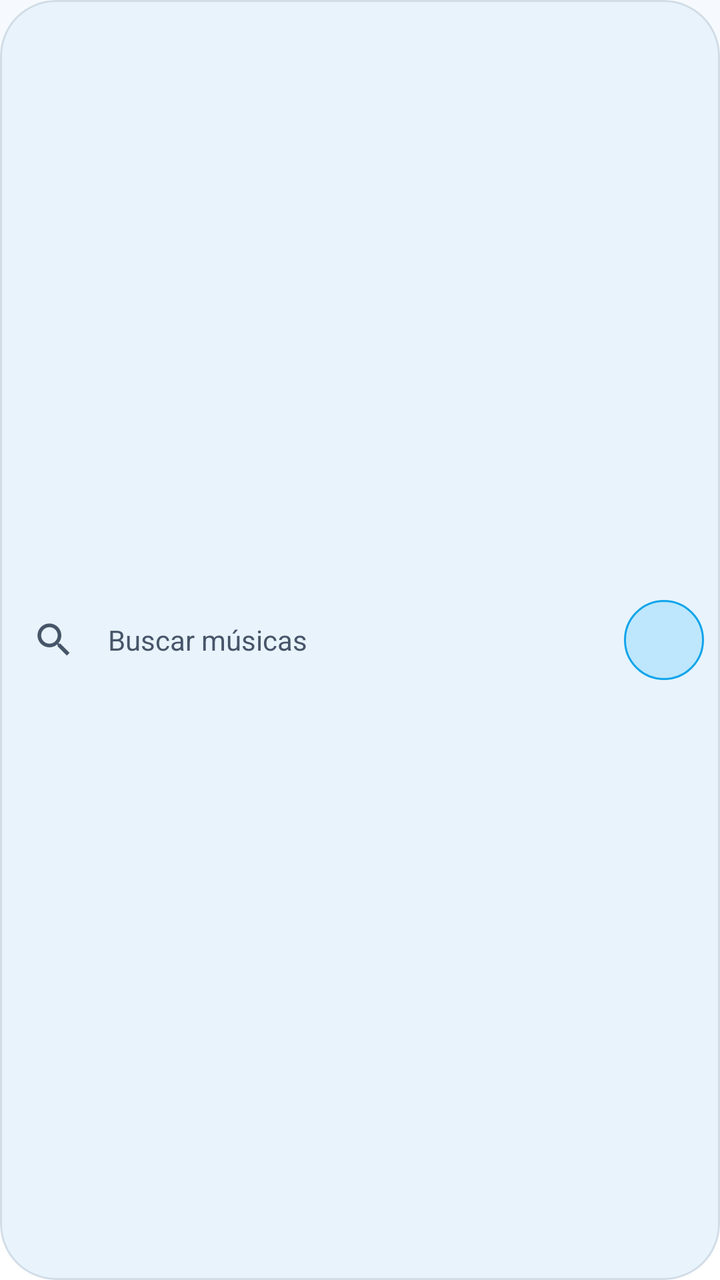
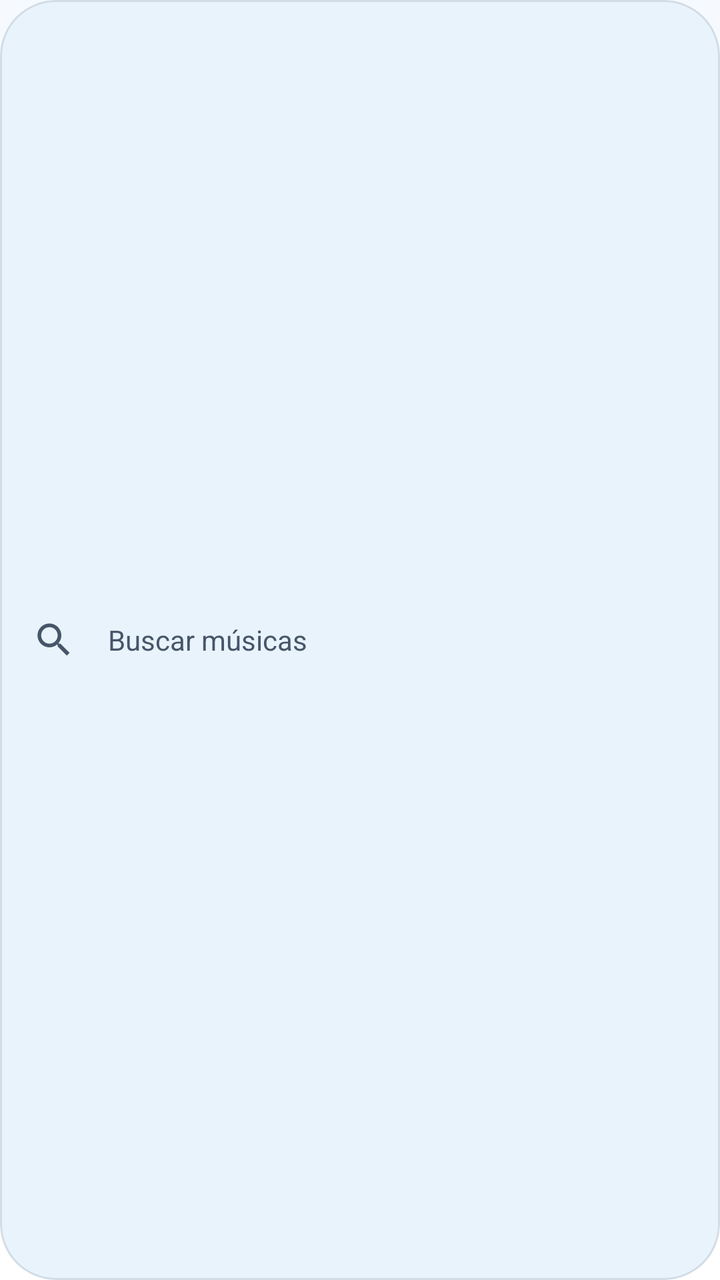

An Android layout rendered at two revisions. The XML below is the earlier revision; the diff shows what the commit changed to produce the second picture.
<!-- AndroidManifest.xml: application theme Theme.MystMusic -->
<!-- res/layout/item_home_search.xml -->
<?xml version="1.0" encoding="utf-8"?>
<com.google.android.material.card.MaterialCardView xmlns:android="http://schemas.android.com/apk/res/android"
    xmlns:app="http://schemas.android.com/apk/res-auto"
    android:id="@+id/homeSearchCard"
    android:layout_width="match_parent"
    android:layout_height="56dp"
    android:layout_marginStart="@dimen/screen_margin"
    android:layout_marginEnd="@dimen/screen_margin"
    android:clickable="true"
    android:contentDescription="@string/search_hint"
    android:focusable="true"
    app:cardBackgroundColor="?attr/mystSurfaceAlt"
    app:cardCornerRadius="28dp"
    app:cardElevation="0dp"
    app:strokeColor="?attr/mystStroke"
    app:strokeWidth="1dp">

    <LinearLayout
        android:layout_width="match_parent"
        android:layout_height="match_parent"
        android:gravity="center_vertical"
        android:orientation="horizontal"
        android:paddingStart="@dimen/space_m"
        android:paddingEnd="@dimen/space_s">

        <ImageView
            android:layout_width="22dp"
            android:layout_height="22dp"
            android:contentDescription="@null"
            android:src="@drawable/ic_search"
            app:tint="?attr/mystOnSurfaceDim" />

        <TextView
            android:layout_width="0dp"
            android:layout_height="wrap_content"
            android:layout_marginStart="@dimen/space_m"
            android:layout_weight="1"
            android:text="@string/search_hint"
            android:textColor="?attr/mystOnSurfaceDim"
            android:textSize="@dimen/text_body" />

        <FrameLayout
            android:layout_width="40dp"
            android:layout_height="40dp"
            android:background="@drawable/bg_avatar">

            <TextView
                android:id="@+id/homeAvatar"
                android:layout_width="wrap_content"
                android:layout_height="wrap_content"
                android:layout_gravity="center"
                android:fontFamily="sans-serif-medium"
                android:textColor="?attr/mystAccentText"
                android:textSize="@dimen/text_body" />
        </FrameLayout>
    </LinearLayout>
</com.google.android.material.card.MaterialCardView>
<!-- resources referenced by this layout -->
<resources>
  <dimen name="screen_margin">20dp</dimen>
  <dimen name="space_m">16dp</dimen>
  <dimen name="space_s">8dp</dimen>
  <dimen name="text_body">14sp</dimen>
  <!-- drawable bg_avatar (drawable) -->
  <?xml version="1.0" encoding="utf-8"?>
  <shape xmlns:android="http://schemas.android.com/apk/res/android" android:shape="oval">
      <solid android:color="?attr/mystAccentAlpha24" />
      <stroke android:width="1dp" android:color="?attr/mystAccent" />
  </shape>
  <string name="search_hint">Buscar músicas</string>
  <color name="light_accent">#0EA5E9</color>
  <color name="on_accent">#04202E</color>
  <color name="sky_400">#38BDF8</color>
  <color name="light_accent_text">#0369A1</color>
  <color name="light_surface">#FFFFFF</color>
  <color name="light_text">#0F172A</color>
  <color name="light_surface_alt">#E8F3FC</color>
  <color name="light_text_dim">#475569</color>
  <color name="light_stroke_strong">#330F172A</color>
  <color name="light_error">#DC2626</color>
  <color name="white">#FFFFFF</color>
  <color name="accent_alpha_24">#3D38BDF8</color>
  <color name="light_bg">#F6FAFE</color>
  <color name="light_navbar">#EBFFFFFF</color>
  <color name="light_stroke">#1A0F172A</color>
  <color name="light_accent_dark">#0284C7</color>
  <color name="on_image">#FFFFFF</color>
  <color name="image_scrim">#80000000</color>
  <color name="light_player_scrim">#CCF6FAFE</color>
  <color name="light_success">#15803D</color>
  <color name="accent_alpha_16">#2938BDF8</color>
  <!-- drawable bg_app (drawable) -->
  <?xml version="1.0" encoding="utf-8"?>
  <shape xmlns:android="http://schemas.android.com/apk/res/android" android:shape="rectangle">
      <gradient android:angle="270" android:startColor="?attr/mystBackground" android:endColor="?attr/mystSurface" />
  </shape>
  <style name="ThemeOverlay.MystMusic.Dialog" parent="ThemeOverlay.Material3.MaterialAlertDialog">
          <item name="colorSurface">?attr/mystSurfaceAlt</item>
          <item name="colorOnSurface">?attr/mystOnSurface</item>
          <item name="colorPrimary">?attr/mystAccentText</item>
          <item name="android:windowBackground">@color/transparent</item>
          <item name="android:windowAnimationStyle">@style/Animation.MystMusic.Dialog</item>
      </style>
  <style name="ThemeOverlay.MystMusic.BottomSheet" parent="ThemeOverlay.Material3.BottomSheetDialog">
          <item name="bottomSheetStyle">@style/Widget.MystMusic.BottomSheet</item>
          <item name="android:windowBackground">@color/transparent</item>
      </style>
  <style name="Animation.MystMusic.Window" parent="@android:style/Animation.Activity">
          <item name="android:activityOpenEnterAnimation">@anim/screen_fade_in</item>
          <item name="android:activityOpenExitAnimation">@anim/screen_fade_out</item>
          <item name="android:activityCloseEnterAnimation">@anim/screen_fade_in</item>
          <item name="android:activityCloseExitAnimation">@anim/screen_fade_out</item>
      </style>
  <color name="transparent">#00000000</color>
  <style name="Animation.MystMusic.Dialog" parent="@android:style/Animation.Dialog">
          <item name="android:windowEnterAnimation">@anim/dialog_in</item>
          <item name="android:windowExitAnimation">@anim/screen_fade_out</item>
      </style>
  <style name="Widget.MystMusic.BottomSheet" parent="Widget.Material3.BottomSheet.Modal">
          <item name="backgroundTint">?attr/mystSurfaceAlt</item>
          <item name="shapeAppearanceOverlay">@style/ShapeAppearance.MystMusic.BottomSheet</item>
      </style>
  <style name="ShapeAppearance.MystMusic.BottomSheet" parent="">
          <item name="cornerFamily">rounded</item>
          <item name="cornerSizeTopLeft">28dp</item>
          <item name="cornerSizeTopRight">28dp</item>
          <item name="cornerSizeBottomLeft">0dp</item>
          <item name="cornerSizeBottomRight">0dp</item>
      </style>
  <!-- unchanged entries left out for length: 3 -->
</resources>

<!-- the commit's change to res/layout/item_home_search.xml (unified diff, before → after) -->
@@ -21,7 +21,7 @@
         android:gravity="center_vertical"
         android:orientation="horizontal"
         android:paddingStart="@dimen/space_m"
-        android:paddingEnd="@dimen/space_s">
+        android:paddingEnd="@dimen/space_m">
 
         <ImageView
             android:layout_width="22dp"
@@ -39,19 +39,5 @@
             android:textColor="?attr/mystOnSurfaceDim"
             android:textSize="@dimen/text_body" />
 
-        <FrameLayout
-            android:layout_width="40dp"
-            android:layout_height="40dp"
-            android:background="@drawable/bg_avatar">
-
-            <TextView
-                android:id="@+id/homeAvatar"
-                android:layout_width="wrap_content"
-                android:layout_height="wrap_content"
-                android:layout_gravity="center"
-                android:fontFamily="sans-serif-medium"
-                android:textColor="?attr/mystAccentText"
-                android:textSize="@dimen/text_body" />
-        </FrameLayout>
     </LinearLayout>
 </com.google.android.material.card.MaterialCardView>
<!-- resource entries referenced after the edit -->
@@ -2,14 +2,7 @@
 <resources>
   <dimen name="screen_margin">20dp</dimen>
   <dimen name="space_m">16dp</dimen>
-  <dimen name="space_s">8dp</dimen>
   <dimen name="text_body">14sp</dimen>
-  <!-- drawable bg_avatar (drawable) -->
-  <?xml version="1.0" encoding="utf-8"?>
-  <shape xmlns:android="http://schemas.android.com/apk/res/android" android:shape="oval">
-      <solid android:color="?attr/mystAccentAlpha24" />
-      <stroke android:width="1dp" android:color="?attr/mystAccent" />
-  </shape>
   <string name="search_hint">Buscar músicas</string>
   <color name="light_accent">#0EA5E9</color>
   <color name="on_accent">#04202E</color>
